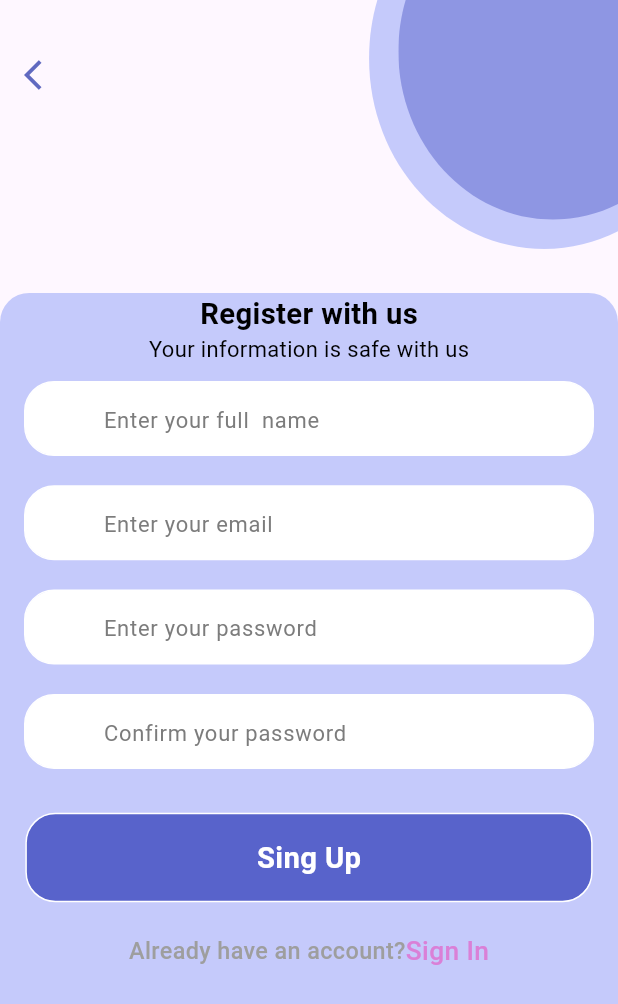
After one commit to a7medAlqal3awyi/Skin-Cancer, a Flutter app: the SignupScreen screen opened by its route, on a phone screen of 412 x 824 dp. The commit adds this screen. Shown: the top 1004 px of the screen. Run offline on Flutter 3.47's test engine with Material 3 defaults, Android fonts, the phone set to English and light mode, and no system bars; our stand-ins replace flutter_screenutil, flutter_svg, lottie, otp_text_field, pinput.

Commit message:
Added signup screen. Added double text widget. Added navigation class. Added text style class.

```diff
--- a/lib/config/routes/app_routes.dart
+++ b/lib/config/routes/app_routes.dart
@@ -8,12 +8,15 @@ import 'package:skin_cancer_app/features/onBoarding/screens/chose_user.dart';
 import 'package:skin_cancer_app/features/onBoarding/screens/on_boarding_screen.dart';
 import 'package:skin_cancer_app/features/splash/splash_screen.dart';
 
+import '../../features/Auth/screens/sign_up/sign_up_screen.dart';
+
 class Routes {
   static const String initialRoutes = "/";
   static const String onBoardingRoutes = "/OnBoardingScreen";
   static const String choseUserRoutes = "/ChoseUser";
   static const String choseAuthFunScreenRoutes = "/ChoseAuthFunScreen";
   static const String singInScreenRoutes = "/SingInScreen";
+  static const String singUpScreenRoutes = "/SingUpScreen";
   static const String forgetPasswordScreenRoutes = "/ForgetPasswordScreen";
   static const String oTPCodeScreenRoutes = "/OTPCodeScreen";
   static const String restPasswordScreenRoutes = "/RestPasswordScreen";
@@ -39,7 +42,9 @@ class AppRoutes {
       case Routes.oTPCodeScreenRoutes:
         return MaterialPageRoute(builder: (context) => OTPCodeScreen());
       case Routes.restPasswordScreenRoutes:
-        return MaterialPageRoute(builder: (context)=>RestPasswordScreen());
+        return MaterialPageRoute(builder: (context) => RestPasswordScreen());
+      case Routes.singUpScreenRoutes:
+        return MaterialPageRoute(builder: (context) => const SignupScreen());
     }
   }
 }
--- /dev/null
+++ b/lib/core/helper/exetention.dart
@@ -0,0 +1,20 @@
+import 'package:flutter/widgets.dart';
+
+extension Navigation on BuildContext {
+  Future<dynamic> pushNamed(String routeName, {Object? arguments}) {
+    return Navigator.of(this).pushNamed(routeName, arguments: arguments);
+  }
+
+  Future<dynamic> pushReplacementNamed(String routeName, {Object? arguments}) {
+    return Navigator.of(this)
+        .pushReplacementNamed(routeName, arguments: arguments);
+  }
+
+  Future<dynamic> pushNamedAndRemoveUntil(String routeName,
+      {Object? arguments, required RoutePredicate predicate}) {
+    return Navigator.of(this)
+        .pushNamedAndRemoveUntil(routeName, predicate, arguments: arguments);
+  }
+
+  void pop() => Navigator.of(this).pop();
+}
--- /dev/null
+++ b/lib/core/helper/spacing.dart
@@ -0,0 +1,9 @@
+import 'package:flutter_screenutil/flutter_screenutil.dart';
+import'package:flutter/material.dart';
+SizedBox verticalSpacing(double height) => SizedBox(
+  height: height.h,
+);
+
+SizedBox horizontalSpacing(double width) => SizedBox(
+  width: width.w,
+);
--- a/lib/core/utils/string_manager.dart
+++ b/lib/core/utils/string_manager.dart
@@ -29,5 +29,6 @@ class StringManager {
   static const String testmail = "We’ve sent a code to ****@gmail.com";
   static const String verify = "Verify";
   static const String restPassword = "Reset password";
+  static const String alreadyHaveAccount = "Already have an account?";
   static const String restpassword2 = "please type password you’ll  remember";
 }
--- /dev/null
+++ b/lib/core/utils/text_styles.dart
@@ -0,0 +1,27 @@
+import 'package:flutter/material.dart';
+import 'package:flutter_screenutil/flutter_screenutil.dart';
+
+import 'app_color.dart';
+
+class TextStyles {
+  static TextStyle font20BlackW700 = TextStyle(
+    color: Colors.black,
+    fontSize: 20.sp,
+    fontWeight: FontWeight.w700,
+  );
+  static TextStyle font15BlackW400 = TextStyle(
+    color: Colors.black,
+    fontSize: 15.sp,
+    fontWeight: FontWeight.w400,
+  );
+  static TextStyle font16GreyW400 = TextStyle(
+    color: Colors.grey,
+    fontSize: 16.sp,
+    fontWeight: FontWeight.w500,
+  );
+  static TextStyle font18PinkW500 = TextStyle(
+    color: AppColor.signUptext,
+    fontSize: 18.sp,
+    fontWeight: FontWeight.w500,
+  );
+}
--- a/lib/features/Auth/screens/sign_in_screen.dart
+++ b/lib/features/Auth/screens/sign_in_screen.dart
@@ -2,6 +2,7 @@ import 'package:flutter/material.dart';
 import 'package:flutter_screenutil/flutter_screenutil.dart';
 import 'package:flutter_svg/svg.dart';
 import 'package:skin_cancer_app/config/routes/app_routes.dart';
+import 'package:skin_cancer_app/core/helper/exetention.dart';
 import 'package:skin_cancer_app/core/utils/app_color.dart';
 import 'package:skin_cancer_app/core/utils/assets_path.dart';
 import 'package:skin_cancer_app/core/utils/string_manager.dart';
@@ -195,12 +196,18 @@ class _SingInScreenState extends State<SingInScreen> {
                                       fontSize: 16.sp,
                                       fontWeight: FontWeight.w500),
                                 ),
-                                Text(
-                                  StringManager.signUp,
-                                  style: TextStyle(
-                                      color: AppColor.signUptext,
-                                      fontSize: 18.sp,
-                                      fontWeight: FontWeight.w500),
+                                InkWell(
+                                  onTap: () {
+                                    context
+                                        .pushNamed(Routes.singUpScreenRoutes);
+                                  },
+                                  child: Text(
+                                    StringManager.signUp,
+                                    style: TextStyle(
+                                        color: AppColor.signUptext,
+                                        fontSize: 18.sp,
+                                        fontWeight: FontWeight.w500),
+                                  ),
                                 )
                               ],
                             )
--- /dev/null
+++ b/lib/features/Auth/screens/sign_up/sign_up_screen.dart
@@ -0,0 +1,228 @@
+import 'package:flutter/material.dart';
+import 'package:flutter_screenutil/flutter_screenutil.dart';
+import 'package:skin_cancer_app/core/helper/exetention.dart';
+import 'package:skin_cancer_app/core/helper/spacing.dart';
+import '../../../../config/routes/app_routes.dart';
+import '../../../../core/utils/app_color.dart';
+import '../../../../core/utils/string_manager.dart';
+import '../../../../core/utils/text_styles.dart';
+import '../../../../core/widgets/custom_button.dart';
+import '../../../../core/widgets/custom_dailog.dart';
+import '../../../onBoarding/widgets/clipper.dart';
+import '../../widgets/custom_text_feild.dart';
+import '../../widgets/double_text.dart';
+
+class SignupScreen extends StatefulWidget {
+   const SignupScreen({super.key});
+
+  @override
+  State<SignupScreen> createState() => _SignupScreenState();
+}
+
+class _SignupScreenState extends State<SignupScreen> {
+  final nameController = TextEditingController();
+  final emailController = TextEditingController();
+  final passwordController = TextEditingController();
+  final confirmPasswordController = TextEditingController();
+  final _formKey = GlobalKey<FormState>();
+
+  @override
+  Widget build(BuildContext context) {
+    return Scaffold(
+      body: SingleChildScrollView(
+        child: Stack(
+          children: [
+            Positioned(
+                top: 0,
+                right: 0,
+                child: ClipPath(
+                  clipper: Ellips7(),
+                  child: Container(
+                    width: 170.h,
+                    height: 170.h,
+                    color: const Color(0xffC5CAFB),
+                  ),
+                )),
+            Positioned(
+                top: 0,
+                right: 0,
+                child: ClipPath(
+                  clipper: Ellips7(),
+                  child: Container(
+                    width: 150.h,
+                    height: 150.h,
+                    color: const Color(0xff5863CB).withOpacity(0.5),
+                  ),
+                )),
+            Positioned(
+              top: 22,
+              left: 0,
+              right: 0,
+              child: AppBar(
+                backgroundColor: Colors.transparent,
+                leading: IconButton(
+                  onPressed: () {
+                    context.pop();
+                  },
+                  icon: const Icon(Icons.arrow_back_ios),
+                  color: const Color(0xff6069C0),
+                ),
+                elevation: 0, // remove app bar shadow
+              ),
+            ),
+            Column(
+              children: [
+                verticalSpacing(200),
+                Container(
+                  width: double.infinity,
+                  height: 685.h,
+                  decoration: BoxDecoration(
+                      color: AppColor.singInContainerColor,
+                      borderRadius: BorderRadius.only(
+                          topLeft: Radius.circular(20.r),
+                          topRight: Radius.circular(20.r))),
+                  child: SingleChildScrollView(
+                    child: SafeArea(
+                      child: Column(children: [
+                        Text(
+                          'Register with us',
+                          style: TextStyles.font20BlackW700,
+                        ),
+                        Text(
+                          'Your information is safe with us',
+                          style: TextStyles.font15BlackW400,
+                        ),
+                        verticalSpacing(10),
+                        Form(
+                            key: _formKey,
+                            child: Padding(
+                              padding:
+                                  const EdgeInsets.symmetric(horizontal: 16.0),
+                              child: Column(
+                                children: [
+                                  Container(
+                                    decoration: BoxDecoration(
+                                        border: Border.all(color: Colors.white),
+                                        borderRadius: BorderRadius.circular(20),
+                                        color: Colors.white),
+                                    child: CustomTextFormFiled(
+                                      controller: nameController,
+                                      onPresed: () {},
+                                      inputFiled: "Enter your full  name",
+                                      isObscureText: false,
+                                      validator: (String? value) {
+                                        if (value!.isEmpty) {
+                                          return "pleas enter email";
+                                        }
+                                        return null;
+                                      },
+                                      textInputType: TextInputType.emailAddress,
+                                    ),
+                                  ),
+                                  verticalSpacing(20),
+                                  Container(
+                                    decoration: BoxDecoration(
+                                        border: Border.all(color: Colors.white),
+                                        borderRadius: BorderRadius.circular(20),
+                                        color: Colors.white),
+                                    child: CustomTextFormFiled(
+                                      controller: emailController,
+                                      onPresed: () {},
+                                      inputFiled: "Enter your email",
+                                      isObscureText: false,
+                                      validator: (String? value) {
+                                        if (value!.isEmpty) {
+                                          return "pleas enter email";
+                                        }
+                                        return null;
+                                      },
+                                      textInputType: TextInputType.emailAddress,
+                                    ),
+                                  ),
+                                  verticalSpacing(20),
+                                  Container(
+                                    decoration: BoxDecoration(
+                                        border: Border.all(color: Colors.white),
+                                        borderRadius: BorderRadius.circular(20),
+                                        color: Colors.white),
+                                    child: CustomTextFormFiled(
+                                      controller: passwordController,
+                                      onPresed: () {},
+                                      inputFiled: "Enter your password",
+                                      isObscureText: true,
+                                      validator: (String? value) {
+                                        if (value!.isEmpty) {
+                                          return "pleas enter password";
+                                        }
+                                        return null;
+                                      },
+                                      textInputType:
+                                          TextInputType.visiblePassword,
+                                    ),
+                                  ),
+                                  verticalSpacing(20),
+                                  Container(
+                                    decoration: BoxDecoration(
+                                        border: Border.all(color: Colors.white),
+                                        borderRadius: BorderRadius.circular(20),
+                                        color: Colors.white),
+                                    child: CustomTextFormFiled(
+                                      controller: confirmPasswordController,
+                                      onPresed: () {},
+                                      inputFiled: "Confirm your password",
+                                      isObscureText: true,
+                                      validator: (String? value) {
+                                        if (value!.isEmpty) {
+                                          return "pleas enter password";
+                                        }
+                                        return null;
+                                      },
+                                      textInputType:
+                                          TextInputType.visiblePassword,
+                                    ),
+                                  ),
+                                  verticalSpacing(30),
+                                  CustomButton(
+                                    buttoncolor: AppColor.buttonColor,
+                                    width: 358.w,
+                                    height: 61.h,
+                                    buttonName: StringManager.signUp,
+                                    onTap: () {
+                                      if (_formKey.currentState!.validate()) {
+                                        DailogAlertFun.showMyDialog(
+                                            daliogContent: "Success",
+                                            actionName: "Login",
+                                            context: context,
+                                            onTap: () {
+                                              context.pushNamed(
+                                                  Routes.singInScreenRoutes);
+                                            });
+                                      }
+                                    },
+                                    textColor: Colors.white,
+                                    white: false,
+                                  ),
+                                  verticalSpacing(20),
+                                  DoubleText(
+                                    firstText: StringManager.alreadyHaveAccount,
+                                    secondText: StringManager.signIn,
+                                    onTap: () {
+                                      context
+                                          .pushNamed(Routes.singInScreenRoutes);
+                                    },
+                                  )
+                                ],
+                              ),
+                            )),
+                      ]),
+                    ),
+                  ),
+                )
+              ],
+            )
+          ],
+        ),
+      ),
+    );
+  }
+}
--- /dev/null
+++ b/lib/features/Auth/widgets/double_text.dart
@@ -0,0 +1,36 @@
+import 'package:flutter/material.dart';
+
+import '../../../core/utils/text_styles.dart';
+
+class DoubleText extends StatelessWidget {
+  final String firstText;
+  final String secondText;
+  final void Function()? onTap;
+
+  const DoubleText({
+    super.key,
+    this.onTap,
+    required this.firstText,
+    required this.secondText,
+  });
+
+  @override
+  Widget build(BuildContext context) {
+    return Row(
+      mainAxisAlignment: MainAxisAlignment.center,
+      children: [
+        Text(
+          firstText,
+          style:  TextStyles.font16GreyW400
+        ),
+        InkWell(
+          onTap: onTap,
+          child: Text(
+            secondText,
+            style:  TextStyles.font18PinkW500 ),
+          ),
+
+      ],
+    );
+  }
+}
--- a/lib/features/onBoarding/screens/chose_auth_fun_screen.dart
+++ b/lib/features/onBoarding/screens/chose_auth_fun_screen.dart
@@ -1,6 +1,7 @@
 import 'package:flutter/material.dart';
 import 'package:flutter_screenutil/flutter_screenutil.dart';
 import 'package:skin_cancer_app/config/routes/app_routes.dart';
+import 'package:skin_cancer_app/core/helper/exetention.dart';
 import 'package:skin_cancer_app/core/utils/app_color.dart';
 import 'package:skin_cancer_app/core/utils/assets_path.dart';
 import 'package:skin_cancer_app/core/utils/string_manager.dart';
@@ -62,7 +63,7 @@ class ChoseAuthFunScreen extends StatelessWidget {
                   height: 61.h,
                   buttonName: StringManager.signIn,
                   onTap: () {
-                    Navigator.of(context).pushNamed(Routes.singInScreenRoutes);
+                    context.pushNamed(Routes.singInScreenRoutes);
                   },
                   textColor: Colors.white,
                   white: false),
@@ -74,7 +75,10 @@ class ChoseAuthFunScreen extends StatelessWidget {
                 width: 317.w,
                 height: 61.h,
                 buttonName: StringManager.signUp,
-                onTap: () {},
+                onTap: () {
+                  context.pushNamed(Routes.singUpScreenRoutes);
+
+                },
                 textColor: AppColor.buttonColor,
                 white: true,
               )
```
Also changed, not shown: lib/core/widgets/custom_button.dart (+6 -5 lines).
